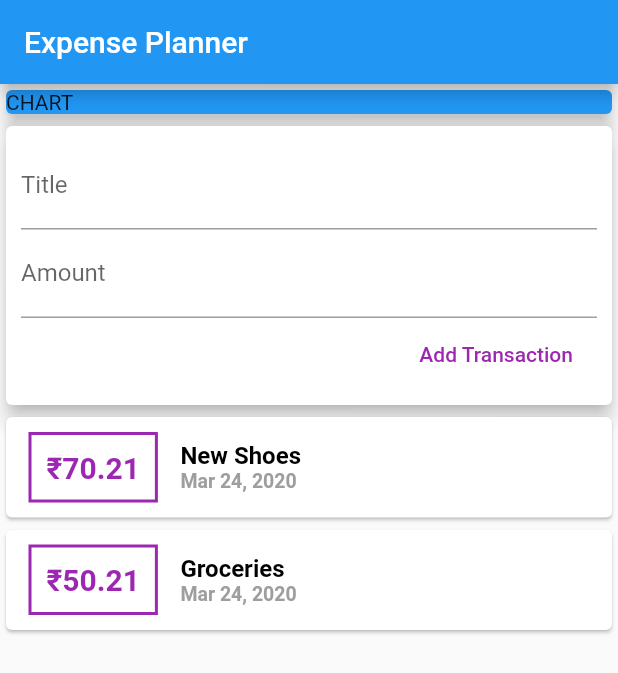
After one commit to vinaynarayankutty/Expense-Planner, a Flutter app: the screen it shows after launch, after a tap on "Add Transaction", on a phone screen of 412 x 824 dp. The commit adds this screen. Shown: the top 673 px of the screen. Run offline on Flutter 3.47's test engine with Material 2 defaults, Android fonts, the phone set to English and light mode, and no system bars.

Commit message:
Splitted app into widgets

```diff
--- /dev/null
+++ b/lib/widgets/new_transaction.dart
@@ -0,0 +1,56 @@
+import 'package:flutter/material.dart';
+
+class NewTransaction extends StatelessWidget {
+  final titleController = TextEditingController();
+  final amountController = TextEditingController();
+  final Function addTx;
+
+  NewTransaction(this.addTx);
+
+  void submitData() {
+    final enteredTitle = titleController.text;
+    final enteredAmount = double.parse(amountController.text);
+
+    if (enteredTitle.isEmpty || enteredAmount <= 0) {
+      return;
+    }
+
+    addTx(
+      titleController.text,
+      double.parse(amountController.text),
+    );
+  }
+
+  @override
+  Widget build(BuildContext context) {
+    return Card(
+      elevation: 5,
+      child: Container(
+        padding: EdgeInsets.all(10),
+        child: Column(
+          crossAxisAlignment: CrossAxisAlignment.end,
+          children: <Widget>[
+            TextField(
+              decoration: InputDecoration(labelText: 'Title'),
+              controller: titleController,
+              onSubmitted: (_) => submitData(),
+            ),
+            TextField(
+              decoration: InputDecoration(labelText: 'Amount'),
+              controller: amountController,
+              keyboardType: TextInputType.number,
+              onSubmitted: (_) => submitData(),
+            ),
+            FlatButton(
+              child: Text(
+                'Add Transaction',
+              ),
+              textColor: Colors.purple,
+              onPressed: submitData,
+            )
+          ],
+        ),
+      ),
+    );
+  }
+}
--- /dev/null
+++ b/lib/widgets/transaction_list.dart
@@ -0,0 +1,70 @@
+import 'package:flutter/material.dart';
+import 'package:intl/intl.dart';
+
+import "../models/transaction.dart";
+
+class TransactionList extends StatelessWidget {
+  final List<Transaction> transactions;
+
+  TransactionList(this.transactions);
+
+  @override
+  Widget build(BuildContext context) {
+    return Container(
+      height: 800,
+      child: ListView.builder(
+        itemBuilder: (ctx, index) {
+          return Card(
+            child: Row(
+              children: <Widget>[
+                Container(
+                  margin: EdgeInsets.symmetric(
+                    vertical: 10,
+                    horizontal: 15,
+                  ),
+                  decoration: BoxDecoration(
+                    border: Border.all(
+                      color: Colors.purple,
+                      width: 2,
+                    ),
+                  ),
+                  padding: EdgeInsets.all(10),
+                  child: Text(
+                    "₹${transactions[index].amount.toStringAsFixed(2)}",
+                    style: TextStyle(
+                      fontWeight: FontWeight.bold,
+                      fontSize: 20,
+                      color: Colors.purple,
+                    ),
+                  ),
+                ),
+                Column(
+                  crossAxisAlignment: CrossAxisAlignment.start,
+                  children: <Widget>[
+                    Text(
+                      transactions[index].title,
+                      style: TextStyle(
+                        fontWeight: FontWeight.bold,
+                        fontSize: 16,
+                        color: Colors.black,
+                      ),
+                    ),
+                    Text(
+                      DateFormat.yMMMd().format(transactions[index].date),
+                      style: TextStyle(
+                        fontWeight: FontWeight.bold,
+                        fontSize: 13,
+                        color: Colors.grey,
+                      ),
+                    ),
+                  ],
+                )
+              ],
+            ),
+          );
+        },
+        itemCount: transactions.length,
+      ),
+    );
+  }
+}
--- /dev/null
+++ b/lib/widgets/user_transactions.dart
@@ -0,0 +1,50 @@
+import 'package:flutter/material.dart';
+
+import '../widgets/new_transaction.dart';
+import '../widgets/transaction_list.dart';
+import '../models/transaction.dart';
+
+class UserTransactions extends StatefulWidget {
+  @override
+  _UserTransactionsState createState() => _UserTransactionsState();
+}
+
+class _UserTransactionsState extends State<UserTransactions> {
+  final List<Transaction> _userTransactions = [
+    Transaction(
+      id: 't1',
+      title: 'New Shoes',
+      amount: 70.21,
+      date: DateTime.now(),
+    ),
+    Transaction(
+      id: 't2',
+      title: 'Groceries',
+      amount: 50.21,
+      date: DateTime.now(),
+    )
+  ];
+
+  void _addNewTransaction(String txTitle, double txAmount) {
+    final newTx = Transaction(
+      title: txTitle,
+      amount: txAmount,
+      date: DateTime.now(),
+      id: DateTime.now().toString(),
+    );
+
+    setState(() {
+      _userTransactions.add(newTx);
+    });
+  }
+
+  @override
+  Widget build(BuildContext context) {
+    return Column(
+      children: <Widget>[
+        NewTransaction(_addNewTransaction),
+        TransactionList(_userTransactions),
+      ],
+    );
+  }
+}
```
Also changed, not shown: lib/main.dart (+4 -96 lines), lib/models/transaction.dart (renamed from lib/transaction.dart).
